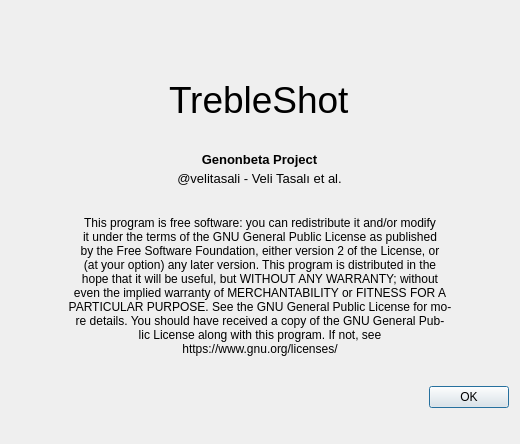
Before: the Qt Designer form src/ui/AboutDialog.ui in trebleshot/desktop, drawn with Qt 5.
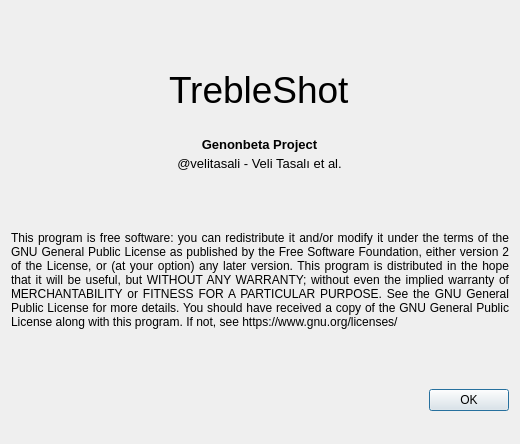
After: the same form once the commit is applied. Icons and pictures are not drawn.

The edit to the form file:
```diff
--- a/src/ui/AboutDialog.ui
+++ b/src/ui/AboutDialog.ui
@@ -106,10 +106,16 @@
         </size>
        </property>
        <property name="text">
-        <string>&lt;html&gt;&lt;head/&gt;&lt;body&gt;&lt;p&gt;This program is free software: you can redistribute it and/or modify &lt;br/&gt;it under the terms of the GNU General Public License as published &lt;br/&gt;by the Free Software Foundation, either version 2 of the License, or &lt;br/&gt;(at your option) any later version. This program is distributed in the &lt;br/&gt;hope that it will be useful, but WITHOUT ANY WARRANTY; without &lt;br/&gt;even the implied warranty of MERCHANTABILITY or FITNESS FOR A&lt;br/&gt;PARTICULAR PURPOSE. See the GNU General Public License for mo-&lt;br/&gt;re details. You should have received a copy of the GNU General Pub-&lt;br/&gt;lic License along with this program. If not, see &lt;br/&gt;https://www.gnu.org/licenses/&lt;/p&gt;&lt;/body&gt;&lt;/html&gt;</string>
+        <string>&lt;html&gt;&lt;head/&gt;&lt;body&gt;&lt;p style=&quot;margin: 2em;&quot;&gt;This program is free software: you can redistribute it and/or modify it under the terms of the GNU General Public License as published by the Free Software Foundation, either version 2 of the License, or (at your option) any later version. This program is distributed in the hope that it will be useful, but WITHOUT ANY WARRANTY; without even the implied warranty of MERCHANTABILITY or FITNESS FOR A PARTICULAR PURPOSE. See the GNU General Public License for more details. You should have received a copy of the GNU General Public License along with this program. If not, see https://www.gnu.org/licenses/&lt;/p&gt;&lt;/body&gt;&lt;/html&gt;</string>
        </property>
        <property name="alignment">
-        <set>Qt::AlignCenter</set>
+        <set>Qt::AlignJustify|Qt::AlignVCenter</set>
+       </property>
+       <property name="wordWrap">
+        <bool>true</bool>
+       </property>
+       <property name="margin">
+        <number>0</number>
        </property>
       </widget>
      </item>
```
